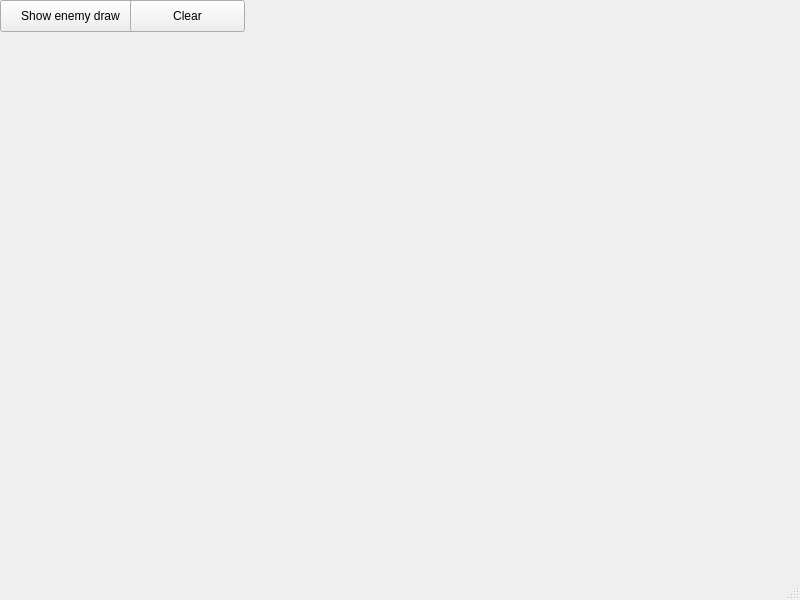
Nieo/HSHelper, file UI/MainWindow.ui: the form before one commit.
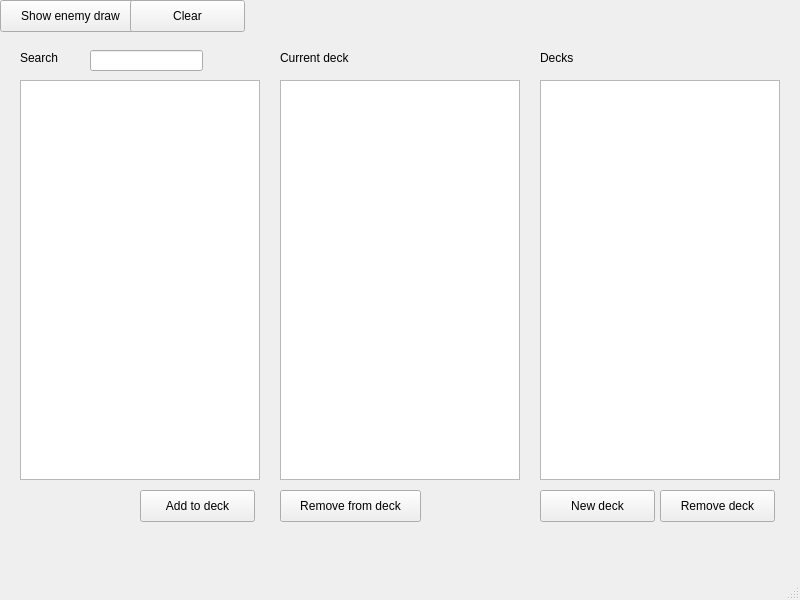
The form after the commit.

```diff
--- a/UI/MainWindow.ui
+++ b/UI/MainWindow.ui
@@ -40,6 +40,137 @@
      <string>Clear</string>
     </property>
    </widget>
+   <widget class="QListView" name="cardView">
+    <property name="geometry">
+     <rect>
+      <x>20</x>
+      <y>80</y>
+      <width>240</width>
+      <height>400</height>
+     </rect>
+    </property>
+   </widget>
+   <widget class="QLineEdit" name="searchLineEdit">
+    <property name="geometry">
+     <rect>
+      <x>90</x>
+      <y>50</y>
+      <width>113</width>
+      <height>21</height>
+     </rect>
+    </property>
+   </widget>
+   <widget class="QLabel" name="searchLabel">
+    <property name="geometry">
+     <rect>
+      <x>20</x>
+      <y>50</y>
+      <width>59</width>
+      <height>16</height>
+     </rect>
+    </property>
+    <property name="text">
+     <string>Search</string>
+    </property>
+   </widget>
+   <widget class="QListView" name="currentDeckView">
+    <property name="geometry">
+     <rect>
+      <x>280</x>
+      <y>80</y>
+      <width>240</width>
+      <height>400</height>
+     </rect>
+    </property>
+   </widget>
+   <widget class="QLabel" name="currectDeckLabel">
+    <property name="geometry">
+     <rect>
+      <x>280</x>
+      <y>50</y>
+      <width>111</width>
+      <height>16</height>
+     </rect>
+    </property>
+    <property name="text">
+     <string>Current deck</string>
+    </property>
+   </widget>
+   <widget class="QLabel" name="allDecksLabel">
+    <property name="geometry">
+     <rect>
+      <x>540</x>
+      <y>50</y>
+      <width>59</width>
+      <height>16</height>
+     </rect>
+    </property>
+    <property name="text">
+     <string>Decks</string>
+    </property>
+   </widget>
+   <widget class="QListView" name="allDecksView">
+    <property name="geometry">
+     <rect>
+      <x>540</x>
+      <y>80</y>
+      <width>240</width>
+      <height>400</height>
+     </rect>
+    </property>
+   </widget>
+   <widget class="QPushButton" name="addCardButton">
+    <property name="geometry">
+     <rect>
+      <x>140</x>
+      <y>490</y>
+      <width>115</width>
+      <height>32</height>
+     </rect>
+    </property>
+    <property name="text">
+     <string>Add to deck</string>
+    </property>
+   </widget>
+   <widget class="QPushButton" name="removeCardButton">
+    <property name="geometry">
+     <rect>
+      <x>280</x>
+      <y>490</y>
+      <width>141</width>
+      <height>32</height>
+     </rect>
+    </property>
+    <property name="text">
+     <string>Remove from deck</string>
+    </property>
+   </widget>
+   <widget class="QPushButton" name="newDeckButton">
+    <property name="geometry">
+     <rect>
+      <x>540</x>
+      <y>490</y>
+      <width>115</width>
+      <height>32</height>
+     </rect>
+    </property>
+    <property name="text">
+     <string>New deck</string>
+    </property>
+   </widget>
+   <widget class="QPushButton" name="removeDeckButton">
+    <property name="geometry">
+     <rect>
+      <x>660</x>
+      <y>490</y>
+      <width>115</width>
+      <height>32</height>
+     </rect>
+    </property>
+    <property name="text">
+     <string>Remove deck</string>
+    </property>
+   </widget>
   </widget>
   <widget class="QMenuBar" name="menubar">
    <property name="geometry">
```
